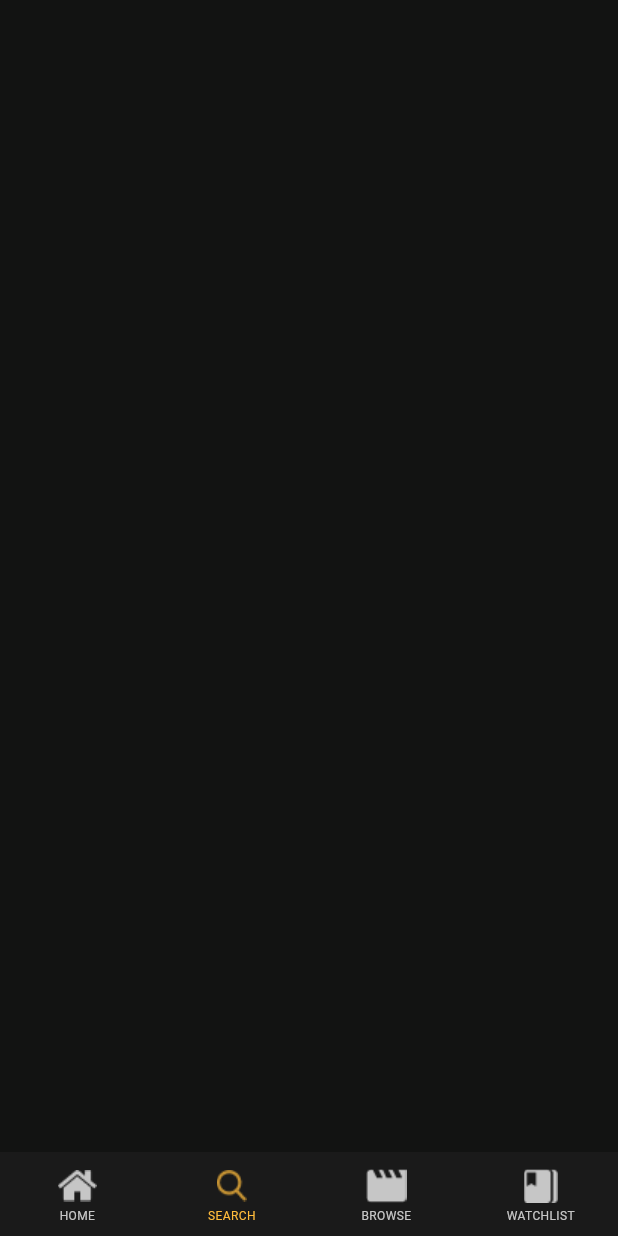
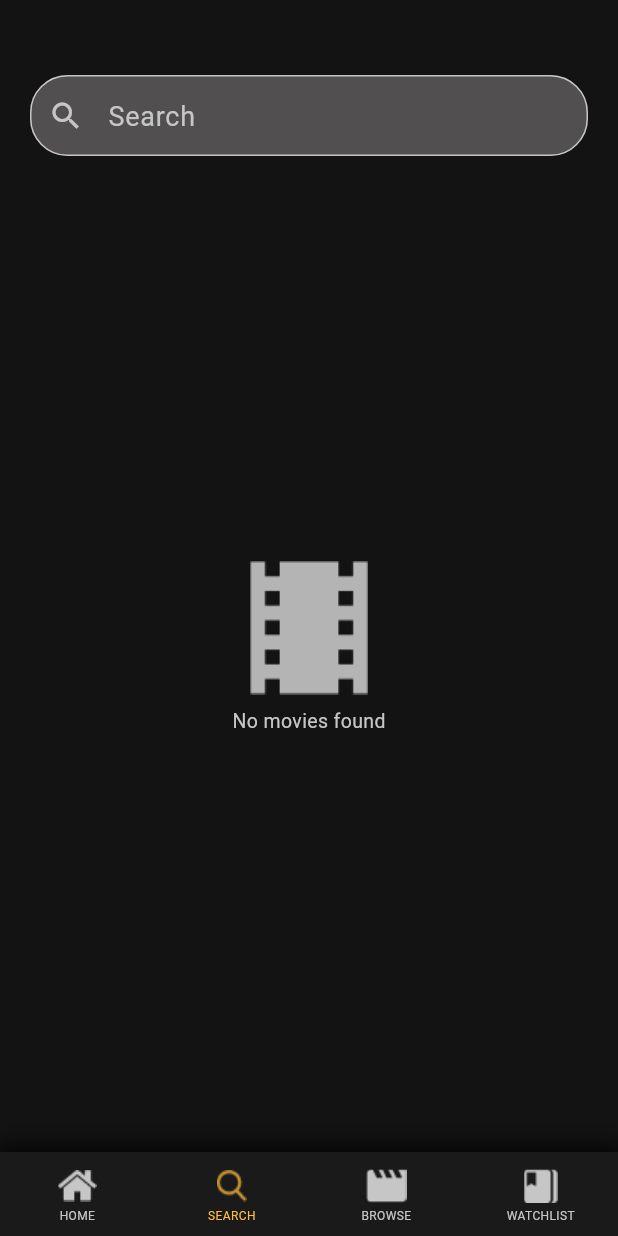
Before and after one commit to yusufemad1/movies_app, a Flutter app: the screen it shows after launch, item 2 of the bottom bar chosen, on a phone screen of 412 x 824 dp. Run offline on Flutter 3.47's test engine with Material 3 defaults, Android fonts, the phone set to English and light mode, and no system bars; Roboto replaces fonts that are missing (Poppins).

Commit message:
finesh search and watchlist

```diff
--- a/lib/features/layout_page/page/layout_page.dart
+++ b/lib/features/layout_page/page/layout_page.dart
@@ -27,7 +27,18 @@ class _LayoutViewState extends State<LayoutView> {
   Widget build(BuildContext context) {
     return Scaffold(
       body: screans[currentIndex],
-      bottomNavigationBar: BottomNavigationBar(
+      bottomNavigationBar: Container(
+        decoration: BoxDecoration(
+          boxShadow: [
+            BoxShadow(
+              color: Colors.black.withOpacity(0.8),
+              spreadRadius: 5,
+              blurRadius: 12,
+              offset: Offset(0, 1), // changes the shadow direction
+            ),
+          ],
+        ),
+        child: BottomNavigationBar(
             currentIndex: currentIndex,
             onTap: (index) {
               setState(() {
@@ -49,6 +60,7 @@ class _LayoutViewState extends State<LayoutView> {
                   label: 'WATCHLIST'),
 
             ]),
+      ),
     );
   }
 }
--- a/lib/features/search/page/search_page.dart
+++ b/lib/features/search/page/search_page.dart
@@ -1,11 +1,74 @@
 import 'package:flutter/material.dart';
 
 class SearchPage extends StatelessWidget {
-  static String routeName= "SearchPage";
+  static String routeName = "SearchPage";
+
   const SearchPage({super.key});
 
   @override
   Widget build(BuildContext context) {
-    return Scaffold();
+    return Scaffold(
+      body: Column(
+        children: [
+          SizedBox(height: 50),
+          Padding(
+            padding: const EdgeInsets.symmetric(horizontal: 20),
+            child: TextField(
+              decoration: InputDecoration(
+                fillColor: Color(0xFF514F4F),
+                filled: true,
+                contentPadding:
+                    EdgeInsets.symmetric(horizontal: 16, vertical: 12),
+                hintText: "Search",
+                hintStyle: TextStyle(
+                  fontSize: 18,
+                  fontWeight: FontWeight.w400,
+                  color: Color(0xffC6C6C6),
+                ),
+                prefixIcon: Icon(
+                  Icons.search,
+                  color: Color(0xffC6C6C6),
+                ),
+                enabledBorder: OutlineInputBorder(
+                  borderRadius: BorderRadius.circular(25),
+                  borderSide: const BorderSide(
+                    color: Color(0xffC6C6C6),
+                  ),
+                ),
+                focusedBorder: OutlineInputBorder(
+                  borderRadius: BorderRadius.circular(25),
+                  borderSide: BorderSide(
+                    color: Color(0xffC6C6C6),
+                  ),
+                ),
+              ),
+            ),
+          ),
+          Spacer(),
+          Center(
+            child: Column(
+              children: [
+                Image(
+                  image:
+                      AssetImage('assets/image/Icon_no_search.png'),
+                ),
+                Padding(
+                  padding: const EdgeInsets.all(8.0),
+                  child: Text(
+                    'No movies found',
+                    style: TextStyle(
+                      color: Color(0xffC6C6C6),
+                      fontSize: 13,
+                      fontWeight: FontWeight.w400,
+                    ),
+                  ),
+                ),
+              ],
+            ),
+          ),
+          Spacer(),
+        ],
+      ),
+    );
   }
 }
--- a/lib/features/splash/splach_screen.dart
+++ b/lib/features/splash/splach_screen.dart
@@ -16,7 +16,7 @@ class _SplashViewState extends State<SplashView> {
   @override
   void initState() {
     Timer(
-      Duration(seconds: 2),
+      Duration(seconds: 4),
       () {
         Navigator.pushReplacementNamed(context, LayoutView.routeName);
       },
```
Also changed, not shown: lib/features/browse/page/browse_page.dart (+23 -2 lines), lib/features/watch_list/page/watch_list_page.dart (+31 -2 lines), lib/features/watch_list/widgets/watech_list_widget.dart (added, +83 -0 lines), assets/image/Icon material-local-movies.png (added), assets/image/Icon_no_search.png (added), assets/image/photo.png (added). Lines whose indentation alone changed are shown as unchanged.
